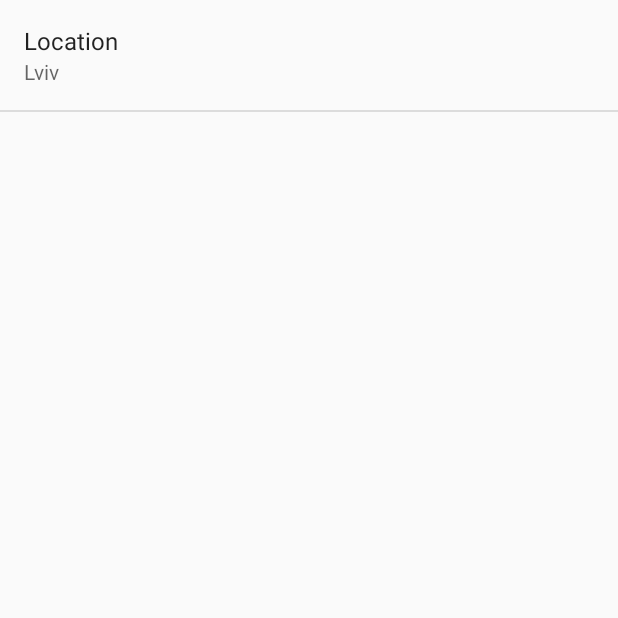
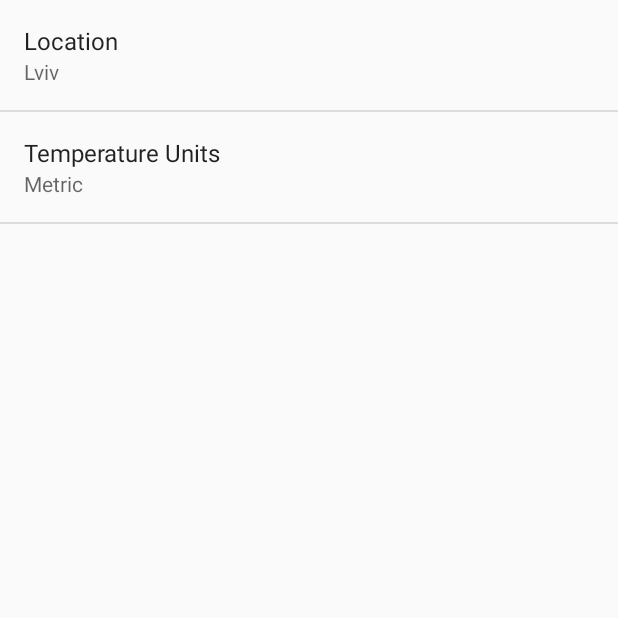
Before and after one commit to Sander1992/Sunshine, an Android app: the SettingsActivity screen opened directly, with no data from a screen before it, on a phone screen of 412 x 824 dp, the top half of it. Run offline under Robolectric (Android 15) with nearby library versions, the phone set to English and light mode, and no system bars.

Commit message:
Adding imperal units setting

```diff
--- a/app/src/main/java/com/example/sander/sunshine/app/SettingsActivity.java
+++ b/app/src/main/java/com/example/sander/sunshine/app/SettingsActivity.java
@@ -26,6 +26,7 @@ public class SettingsActivity extends PreferenceActivity
         // For all preferences, attach an OnPreferenceChangeListener so the UI summary can be
         // updated when the preference changes.
         bindPreferenceSummaryToValue(findPreference(getString(R.string.pref_location_key)));
+        bindPreferenceSummaryToValue(findPreference(getString(R.string.pref_units_key)));
     }
 
     /**
--- /dev/null
+++ b/app/src/main/res/values/arrays.xml
@@ -0,0 +1,13 @@
+<?xml version="1.0" encoding="utf-8"?>
+<resources>
+
+    <string-array name="pref_units_options">
+        <item>@string/pref_units_label_metric</item>
+        <item>@string/pref_units_label_imperial</item>
+    </string-array>
+
+    <string-array name="pref_units_values">
+        <item>@string/pref_units_metric</item>
+        <item>@string/pref_units_imperial</item>
+    </string-array>
+</resources>
--- a/app/src/main/res/values/strings.xml
+++ b/app/src/main/res/values/strings.xml
@@ -1,15 +1,28 @@
 <?xml version="1.0" encoding="utf-8"?>
 <resources>
+    <string name="hello_world">Hello world!</string>
+    <!--
+          Used in Action Bar, and in AndroidManifest to tell the device the name of this app.
+          It's to keep this short, so your launcher icon isn't displayed with "The greatest Wea"
+          or something similar.
+     -->
+    <string name="app_name">Sunshine</string>
 
-    <string name="app_name">Sunshine</string>
-    <string name="hello_world">Hello world!</string>
+    <!--
+         By convention, "action" denotes that this String will be used as the label for an Action,
+         typically from the action bar.  The ActionBar is limited real estate, so shorter is better.
+    -->
     <string name="action_settings">Settings</string>
+    <string name="action_map">Map Location</string>
+    <string name="action_share">Share</string>
+
+    <!-- Menu label to fetch updated weather info from the server -->
     <string name="action_refresh" translatable="false">Refresh</string>
     <string name="title_activity_detail">Details</string>
     <string name="title_activity_settings">Settings</string>
 
+    <!-- Label for the location preference [CHAR LIMIT=30] -->
 
-    <!-- Label for the location preference [CHAR LIMIT=30] -->
     <string name="pref_location_label">Location</string>
 
     <!-- Key name for storing location in SharedPreferences [CHAR LIMIT=NONE] -->
@@ -17,6 +30,23 @@
 
     <!-- Default postal code for location preference [CHAR LIMIT=NONE] -->
     <string name="pref_location_default" translatable="false">Lviv</string>
-    <string name="action_map">Map Location</string>
+
+    <!-- Label for the temperature units preference [CHAR LIMIT=30] -->
+    <string name="pref_units_label">Temperature Units</string>
+
+    <!-- Label for metric option in temperature unit preference [CHAR LIMIT=25] -->
+    <string name="pref_units_label_metric">Metric</string>
+
+    <!-- Label for imperial option in temperature unit preference [CHAR LIMIT=25] -->
+    <string name="pref_units_label_imperial">Imperial</string>
+
+    <!-- Key name for temperature unit preference in SharedPreferences [CHAR LIMIT=NONE] -->
+    <string name="pref_units_key" translatable="false">units</string>
+
+    <!-- Value in SharedPreferences for metric temperature unit option [CHAR LIMIT=NONE] -->
+    <string name="pref_units_metric" translatable="false">metric</string>
+
+    <!-- Value in SharedPreferences for imperial temperature unit option [CHAR LIMIT=NONE] -->
+    <string name="pref_units_imperial" translatable="false">imperial</string>
 
 </resources>
--- a/app/src/main/res/xml/pref_general.xml
+++ b/app/src/main/res/xml/pref_general.xml
@@ -10,5 +10,12 @@
         android:inputType="text"
         android:singleLine="true" />
 
+    <ListPreference
+        android:title="@string/pref_units_label"
+        android:key="@string/pref_units_key"
+        android:defaultValue="@string/pref_units_metric"
+        android:entryValues="@array/pref_units_values"
+        android:entries="@array/pref_units_options" />
+
 
 </PreferenceScreen>
```
Also changed, not shown: app/src/main/java/com/example/sander/sunshine/app/ForecastFragment.java (+19 -2 lines), app/src/main/java/com/example/sander/sunshine/app/data/WeatherContract.java (+84 -0 lines), 3 other files.
